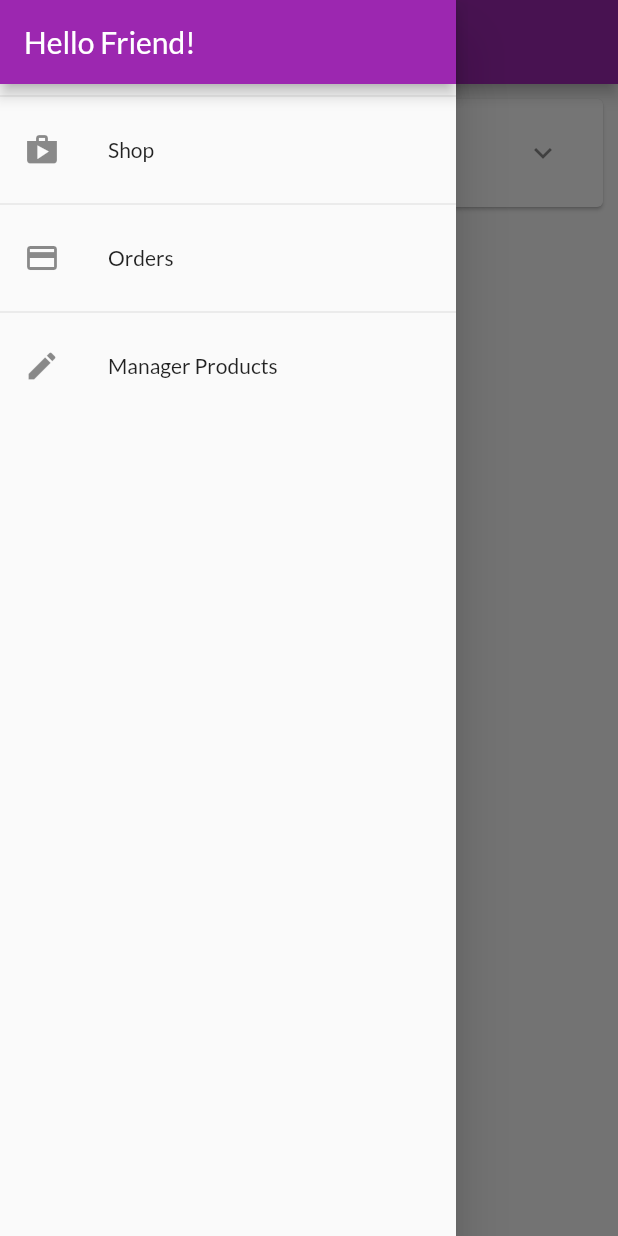
After one commit to LeMinhNhanB1910268/CT484, a Flutter app: the OrdersScreen screen opened by its route, with the side drawer open, on a phone screen of 412 x 824 dp. The commit adds this screen. Run offline on Flutter 3.47's test engine with Material 2 defaults, Android fonts, the phone set to English and light mode, and no system bars; network calls fail.

Commit message:
Xay dung drawer va dinh tuyen theo ten

```diff
--- a/lib/ui/orders/orders_screen.dart
+++ b/lib/ui/orders/orders_screen.dart
@@ -2,8 +2,10 @@ import 'package:flutter/material.dart';
 
 import 'order_item_cart.dart';
 import 'order_manager.dart';
+import '../shared/app_drawer.dart';
 
 class OrdersScreen extends StatelessWidget {
+  static const routeName = '/orders';
   const OrdersScreen({super.key});
 
   @override
@@ -14,6 +16,7 @@ class OrdersScreen extends StatelessWidget {
       appBar: AppBar(
         title: const Text('Your Orders'),
       ),
+      drawer: const AppDrawer(),
       body: ListView.builder(
         itemCount: ordersManager.orderCount,
         itemBuilder: (ctx, i) => OrderItemCard(ordersManager.orders[i]),
--- a/lib/ui/products/product_detail_screen.dart
+++ b/lib/ui/products/product_detail_screen.dart
@@ -2,6 +2,7 @@ import 'package:flutter/material.dart';
 import '../../../../models/product.dart';
 
 class ProductDetailScreen extends StatelessWidget {
+  static const routeName = '/product-detail';
   const ProductDetailScreen(
     this.product, {
     super.key,
--- a/lib/ui/products/products_manager.dart
+++ b/lib/ui/products/products_manager.dart
@@ -49,4 +49,8 @@ class ProductsManager {
   List<Product> get favoriteItems {
     return _items.where((productID) => productID.isFavorite).toList();
   }
+
+  Product findById(String id) {
+    return _items.firstWhere((prod) => prod.id == id);
+  }
 }
--- a/lib/ui/products/user_products_screen.dart
+++ b/lib/ui/products/user_products_screen.dart
@@ -1,8 +1,10 @@
 import 'package:flutter/material.dart';
 import 'user_product_list_tile.dart';
 import 'products_manager.dart';
+import '../shared/app_drawer.dart';
 
 class UserProductsScreen extends StatelessWidget {
+  static const routeName = '/user-products';
   const UserProductsScreen({super.key});
 
   @override
@@ -15,6 +17,7 @@ class UserProductsScreen extends StatelessWidget {
           buildAddButton(),
         ],
       ),
+      drawer: const AppDrawer(),
       body: RefreshIndicator(
         onRefresh: () async => print('Refresh products'),
         child: buildUserProductListView(productManager),
--- /dev/null
+++ b/lib/ui/screens.dart
@@ -0,0 +1,10 @@
+export 'products/product_overview_screen.dart';
+export 'products/product_detail_screen.dart';
+export 'products/user_products_screen.dart';
+export 'products/products_manager.dart';
+
+export 'orders/orders_screen.dart';
+export 'orders/order_manager.dart';
+
+export 'cart/cart_screen.dart';
+export 'cart/cart_manager.dart';
--- /dev/null
+++ b/lib/ui/shared/app_drawer.dart
@@ -0,0 +1,48 @@
+import 'package:flutter/material.dart';
+
+import '../orders/orders_screen.dart';
+import '../products/user_products_screen.dart';
+
+class AppDrawer extends StatelessWidget {
+  const AppDrawer({super.key});
+
+  @override
+  Widget build(BuildContext context) {
+    return Drawer(
+      child: Column(
+        children: <Widget>[
+          AppBar(
+            title: const Text('Hello Friend!'),
+            automaticallyImplyLeading: false,
+          ),
+          const Divider(),
+          ListTile(
+            leading: const Icon(Icons.shop),
+            title: const Text('Shop'),
+            onTap: () {
+              Navigator.of(context).pushReplacementNamed('/');
+            },
+          ),
+          const Divider(),
+          ListTile(
+            leading: const Icon(Icons.payment),
+            title: const Text('Orders'),
+            onTap: () {
+              Navigator.of(context)
+                  .pushReplacementNamed(OrdersScreen.routeName);
+            },
+          ),
+          const Divider(),
+          ListTile(
+            leading: const Icon(Icons.edit),
+            title: const Text('Manager Products'),
+            onTap: () {
+              Navigator.of(context)
+                  .pushReplacementNamed(UserProductsScreen.routeName);
+            },
+          ),
+        ],
+      ),
+    );
+  }
+}
```
Also changed, not shown: lib/main.dart (+20 -1 lines), lib/ui/products/product_grid_tile.dart (+8 -4 lines), lib/ui/products/product_overview_screen.dart (+6 -3 lines).
